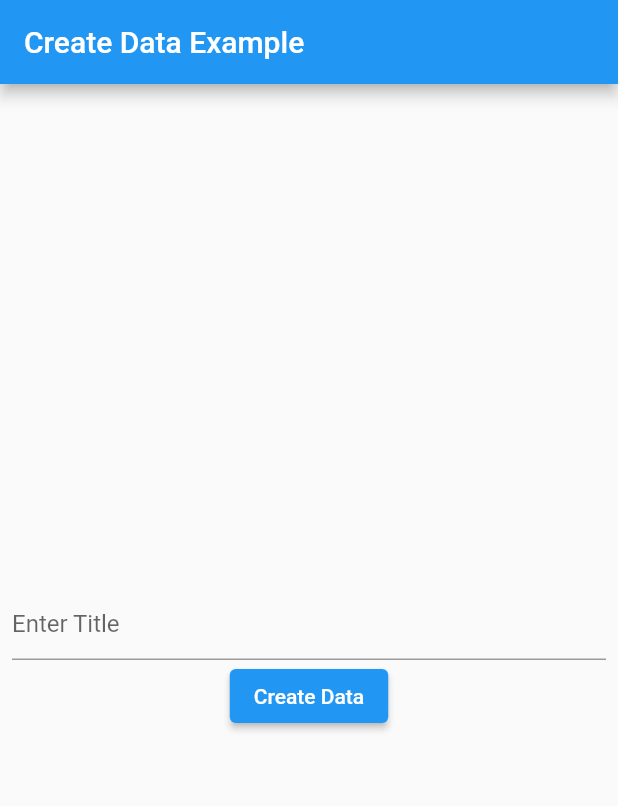
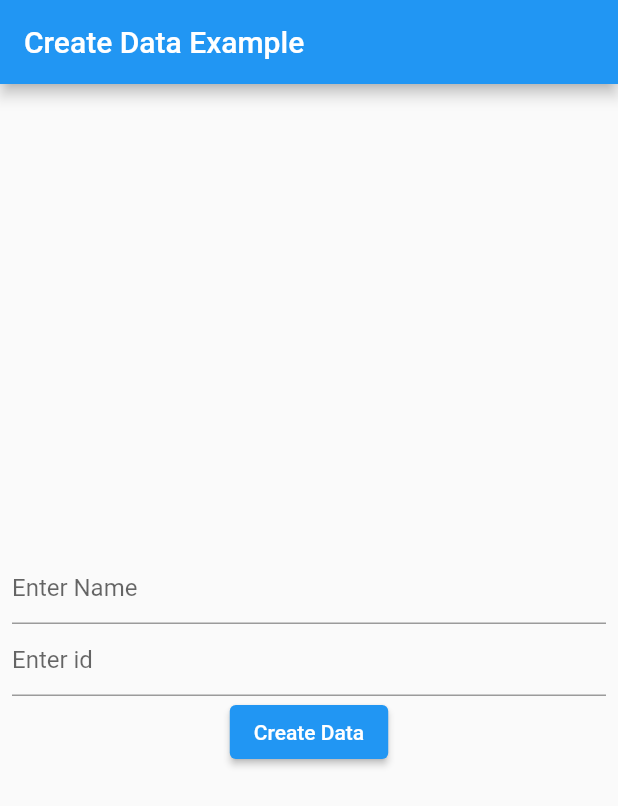
Before and after one commit to msamufidi/flutter_1, a Flutter app: the screen it shows after launch, on a phone screen of 412 x 824 dp. Shown: the top 806 px of the screen. Run offline on Flutter 3.47's test engine with Material 2 defaults, Android fonts, the phone set to English and light mode, and no system bars.

Commit message:
successfull http post method editing

```diff
--- a/flutter_application_1/lib/main.dart
+++ b/flutter_application_1/lib/main.dart
@@ -20,6 +20,7 @@ class MyApp extends StatefulWidget {
 
 class _MyAppState extends State<MyApp> {
   final TextEditingController _controller = TextEditingController();
+  final TextEditingController _controller2 = TextEditingController();
   Future<Album>? _futureAlbum;
 
   @override
@@ -48,12 +49,16 @@ class _MyAppState extends State<MyApp> {
       children: <Widget>[
         TextField(
           controller: _controller,
-          decoration: const InputDecoration(hintText: 'Enter Title'),
+          decoration: const InputDecoration(hintText: 'Enter Name'),
+        ),
+        TextField(
+          controller: _controller2,
+          decoration: const InputDecoration(hintText: 'Enter id'),
         ),
         ElevatedButton(
           onPressed: () {
             setState(() {
-              _futureAlbum = createAlbum(_controller.text);
+              _futureAlbum = createAlbum(_controller.text, _controller2.text);
             });
           },
           child: const Text('Create Data'),
@@ -67,7 +72,7 @@ class _MyAppState extends State<MyApp> {
       future: _futureAlbum,
       builder: (context, snapshot) {
         if (snapshot.hasData) {
-          return Text(snapshot.data!.title);
+          return Text(snapshot.data!.name + " | " + snapshot.data!.id);
         } else if (snapshot.hasError) {
           return Text('${snapshot.error}');
         }
--- a/flutter_application_1/lib/post_method.dart
+++ b/flutter_application_1/lib/post_method.dart
@@ -4,15 +4,13 @@ import 'dart:convert';
 import 'package:flutter/material.dart';
 import 'package:http/http.dart' as http;
 
-Future<Album> createAlbum(String title) async {
+Future<Album> createAlbum(String name, String job) async {
   final response = await http.post(
-    Uri.parse('https://jsonplaceholder.typicode.com/albums'),
+    Uri.parse('https://reqres.in/api/users'),
     headers: <String, String>{
       'Content-Type': 'application/json; charset=UTF-8',
     },
-    body: jsonEncode(<String, String>{
-      'title': title,
-    }),
+    body: jsonEncode(<String, String>{'name': name, 'job': job}),
   );
 
   if (response.statusCode == 201) {
@@ -27,15 +25,23 @@ Future<Album> createAlbum(String title) async {
 }
 
 class Album {
-  final int id;
-  final String title;
+  final String name;
+  final String job;
+  final String id;
+  final String createdAt;
 
-  const Album({required this.id, required this.title});
+  const Album(
+      {required this.name,
+      required this.job,
+      required this.id,
+      required this.createdAt});
 
   factory Album.fromJson(Map<String, dynamic> json) {
     return Album(
+      name: json['name'],
+      job: json['job'],
       id: json['id'],
-      title: json['title'],
+      createdAt: json['createdAt'],
     );
   }
 }
```
